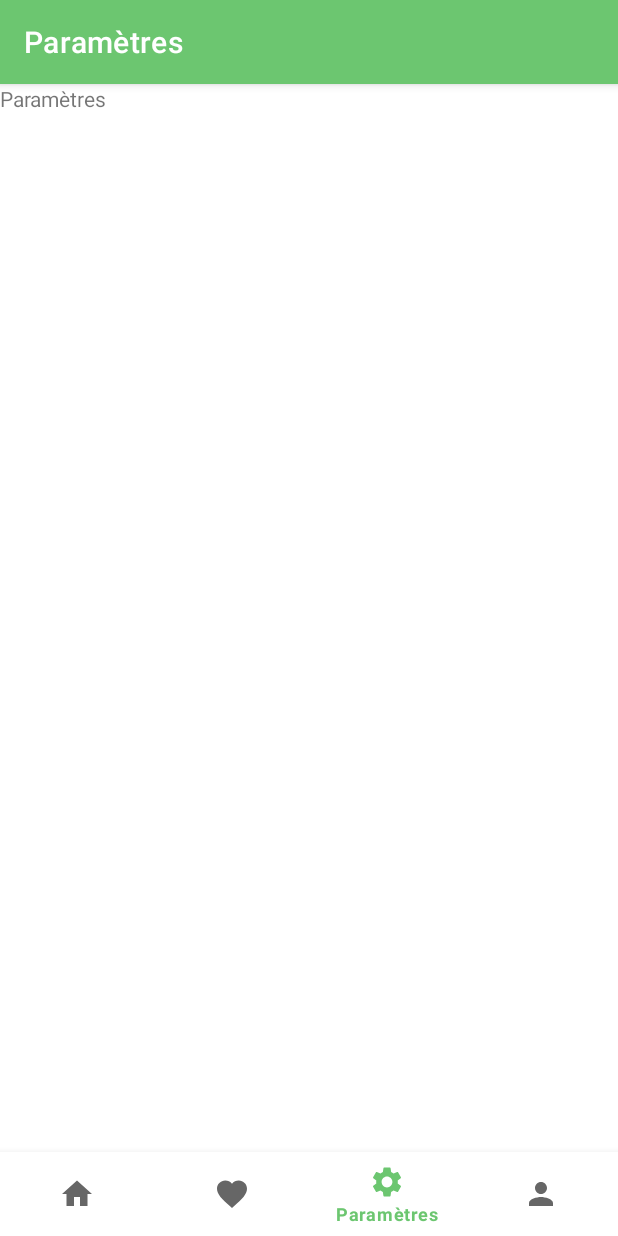
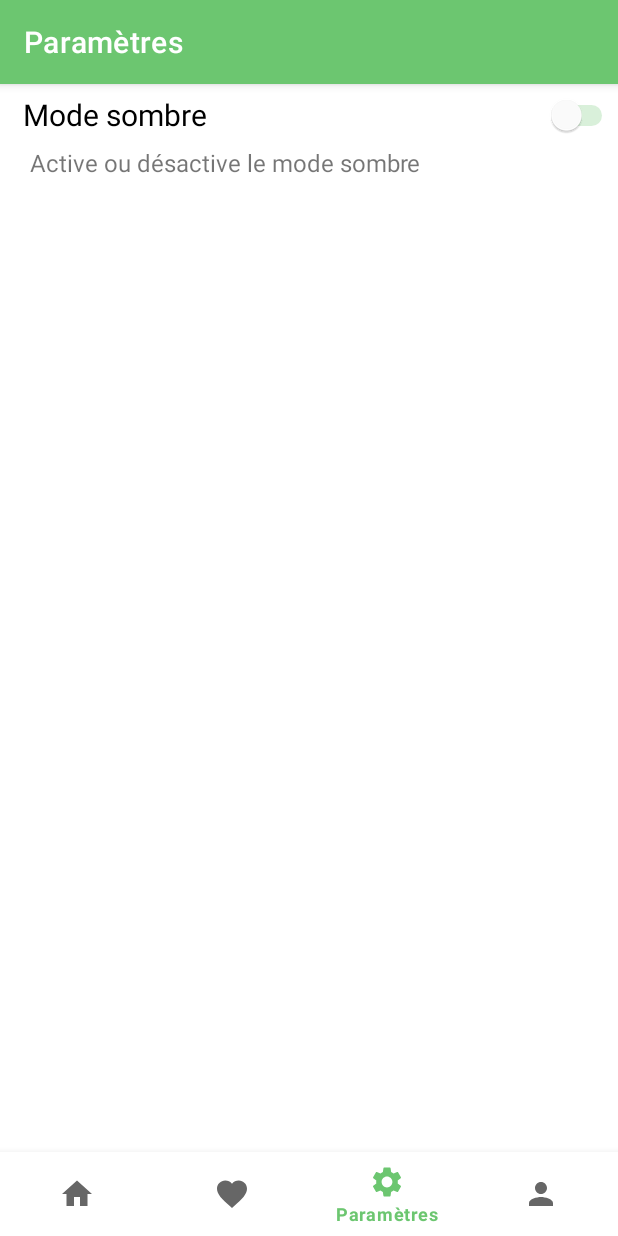
Before and after one commit to AliciaRakotomamonjy/ApplicationAndroid, an Android app: the SettingFragment screen opened through its navigation route, on a phone screen of 412 x 824 dp. Run offline under Robolectric (Android 15) with nearby library versions, the phone set to English and light mode, and no system bars; our stand-ins replace navigation-ui.

Commit message:
[Aff-Met] - ajout setting (dark mode)

```diff
--- a/app/src/main/java/com/example/applicationandroid/MainActivity.java
+++ b/app/src/main/java/com/example/applicationandroid/MainActivity.java
@@ -1,10 +1,17 @@
 package com.example.applicationandroid;
 
+import android.content.Context;
+import android.content.SharedPreferences;
 import android.os.Bundle;
+import android.preference.PreferenceManager;
+import android.view.View;
+import android.widget.Switch;
 
+import com.example.applicationandroid.ui.setting.SettingFragment;
 import com.google.android.material.bottomnavigation.BottomNavigationView;
 
 import androidx.appcompat.app.AppCompatActivity;
+import androidx.appcompat.app.AppCompatDelegate;
 import androidx.navigation.NavController;
 import androidx.navigation.Navigation;
 import androidx.navigation.ui.AppBarConfiguration;
@@ -34,4 +41,8 @@ public class MainActivity extends AppCompatActivity {
         NavigationUI.setupWithNavController(binding.navView, navController);
     }
 
+    public SharedPreferences getAppSharedPreferences() {
+        return PreferenceManager.getDefaultSharedPreferences(this);
+    }
+
 }
--- a/app/src/main/java/com/example/applicationandroid/ui/setting/SettingFragment.java
+++ b/app/src/main/java/com/example/applicationandroid/ui/setting/SettingFragment.java
@@ -1,13 +1,18 @@
 package com.example.applicationandroid.ui.setting;
 
+import android.content.Context;
+import android.content.SharedPreferences;
 import android.os.Bundle;
 
+import androidx.appcompat.app.AppCompatDelegate;
 import androidx.fragment.app.Fragment;
 
 import android.view.LayoutInflater;
 import android.view.View;
 import android.view.ViewGroup;
+import android.widget.Switch;
 
+import com.example.applicationandroid.MainActivity;
 import com.example.applicationandroid.R;
 
 /**
@@ -25,6 +30,11 @@ public class SettingFragment extends Fragment {
     // TODO: Rename and change types of parameters
     private String mParam1;
     private String mParam2;
+
+    Switch switcher;
+    boolean nightMODE;
+    SharedPreferences sharedPreferences;
+    SharedPreferences.Editor editor;
 
     public SettingFragment() {
         // Required empty public constructor
@@ -60,7 +70,34 @@ public class SettingFragment extends Fragment {
     @Override
     public View onCreateView(LayoutInflater inflater, ViewGroup container,
                              Bundle savedInstanceState) {
-        // Inflate the layout for this fragment
-        return inflater.inflate(R.layout.fragment_setting, container, false);
+        View view = inflater.inflate(R.layout.fragment_setting, container, false);
+
+        switcher = view.findViewById(R.id.switch1);
+
+        sharedPreferences =((MainActivity) requireActivity()).getAppSharedPreferences();;
+        nightMODE = sharedPreferences.getBoolean("night",false);
+        switcher.setChecked(nightMODE);
+
+        if(nightMODE){
+            switcher.setChecked(true);
+            AppCompatDelegate.setDefaultNightMode(AppCompatDelegate.MODE_NIGHT_YES);
+        }
+        switcher.setOnClickListener(new View.OnClickListener() {
+            @Override
+            public void onClick(View view) {
+                if(nightMODE){
+                    AppCompatDelegate.setDefaultNightMode(AppCompatDelegate.MODE_NIGHT_NO);
+                    editor = sharedPreferences.edit();
+                    editor.putBoolean("night",false);
+                }else{
+                    AppCompatDelegate.setDefaultNightMode(AppCompatDelegate.MODE_NIGHT_YES);
+                    editor = sharedPreferences.edit();
+                    editor.putBoolean("night",true);
+                }
+                editor.apply();
+            }
+        });
+
+        return view;
     }
 }
--- a/app/src/main/res/layout/fragment_setting.xml
+++ b/app/src/main/res/layout/fragment_setting.xml
@@ -1,14 +1,39 @@
 <?xml version="1.0" encoding="utf-8"?>
-<FrameLayout xmlns:android="http://schemas.android.com/apk/res/android"
+<androidx.constraintlayout.widget.ConstraintLayout
+    xmlns:android="http://schemas.android.com/apk/res/android"
+    xmlns:app="http://schemas.android.com/apk/res-auto"
     xmlns:tools="http://schemas.android.com/tools"
     android:layout_width="match_parent"
     android:layout_height="match_parent"
     tools:context=".ui.setting.SettingFragment">
 
-    <!-- TODO: Update blank fragment layout -->
+    <Switch
+        android:id="@+id/switch1"
+        android:layout_width="match_parent"
+        android:layout_height="41dp"
+        android:checked="false"
+        android:contentDescription="Active ou désactive le mode sombre"
+        android:paddingStart="15dp"
+        android:text="Mode sombre"
+        android:textOff="Désactivé"
+        android:textOn="Activé"
+        android:textSize="20sp"
+        android:thumbTint="@color/white"
+        android:trackTint="@color/green"
+        app:layout_constraintEnd_toEndOf="parent"
+        app:layout_constraintStart_toStartOf="parent"
+        tools:layout_constraintEnd_toEndOf="parent"
+        tools:layout_constraintTop_toTopOf="parent" />
+
     <TextView
-        android:layout_width="match_parent"
-        android:layout_height="match_parent"
-        android:text="@string/title_setting" />
+        android:layout_width="wrap_content"
+        android:layout_height="wrap_content"
+        android:layout_alignBottom="@id/switch1"
+        android:layout_marginStart="8dp"
+        android:paddingStart="12dp"
+        android:text="Active ou désactive le mode sombre"
+        android:textSize="16sp"
+        app:layout_constraintStart_toStartOf="@id/switch1"
+        app:layout_constraintTop_toBottomOf="@id/switch1" />
 
-</FrameLayout>
+</androidx.constraintlayout.widget.ConstraintLayout>
--- a/app/src/main/res/values/colors.xml
+++ b/app/src/main/res/values/colors.xml
@@ -9,4 +9,6 @@
     <color name="green">#6CC670</color>
     <color name="black">#FF000000</color>
     <color name="white">#FFFFFFFF</color>
+    <color name="dark_gray">#666666</color>
+    <color name="light_gray">#CCCCCC</color>
 </resources>
```
